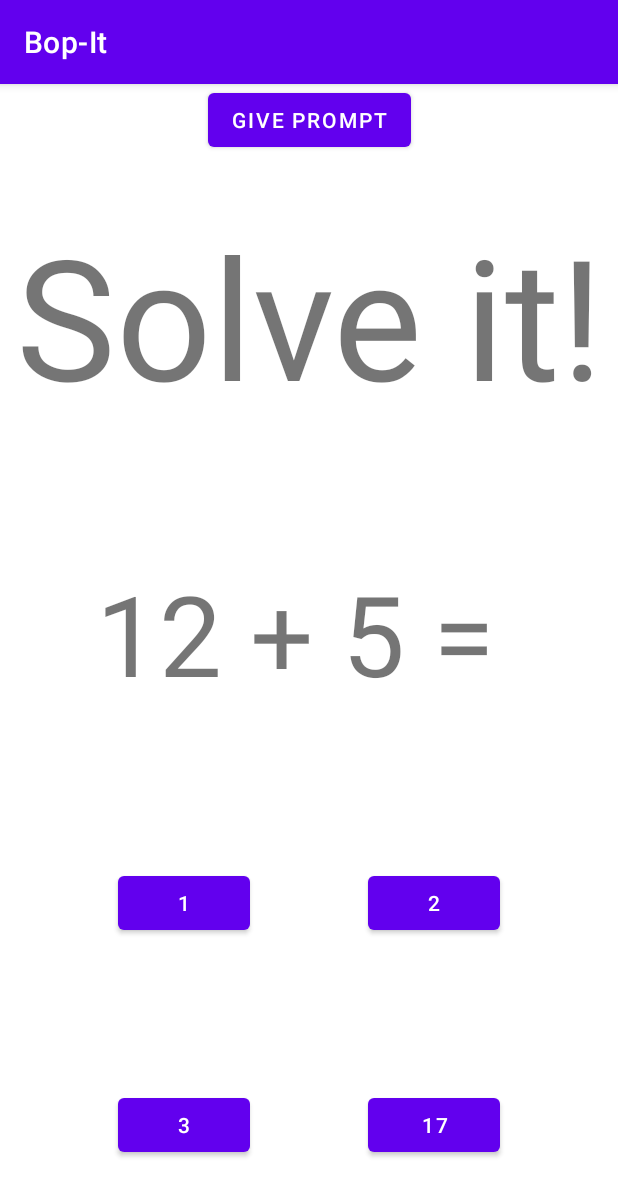
After one commit to Benjamin-Dippold/Bop-It, an Android app: the fragment SolvePrompt placed in its activity, on a phone screen of 412 x 824 dp. The commit adds this screen. Shown: the top 1196 px of the screen. Run offline under Robolectric (Android 15) with nearby library versions, the phone set to English and light mode, and no system bars.

Commit message:
Added Solve it prompt
and Question class with static methods to get a random Question
and CallbackFailure, which sets the time taken to Long.MAX_VALUE, ensuring that no point is awarded.

```diff
--- a/app/src/main/java/at/iver/bop_it/MainActivity.java
+++ b/app/src/main/java/at/iver/bop_it/MainActivity.java
@@ -8,6 +8,7 @@ import androidx.fragment.app.FragmentContainerView;
 import androidx.fragment.app.FragmentManager;
 import androidx.fragment.app.FragmentTransaction;
 import at.iver.bop_it.prompts.*;
+import at.iver.bop_it.prompts.solve_it.SolvePrompt;
 import java.util.Random;
 
 public class MainActivity extends AppCompatActivity {
@@ -35,7 +36,8 @@ public class MainActivity extends AppCompatActivity {
                     ShakePrompt.class,
                     TurnPrompt.class,
                     PinchPrompt.class,
-                    ZoomPrompt.class
+                    ZoomPrompt.class,
+                    SolvePrompt.class
                 };
         int randomIndex = new Random().nextInt(possiblePrompts.length);
         swapFragmentTo(possiblePrompts[randomIndex]);
--- a/app/src/main/java/at/iver/bop_it/prompts/AbstractPrompt.java
+++ b/app/src/main/java/at/iver/bop_it/prompts/AbstractPrompt.java
@@ -85,6 +85,10 @@ public abstract class AbstractPrompt extends Fragment implements SensorEventList
         ((MainActivity) getActivity()).promptComplete(endTime - startTime);
     }
 
+    protected void callBackFailure() {
+        ((MainActivity) getActivity()).promptComplete(Long.MAX_VALUE);
+    }
+
     @Override
     public void onSensorChanged(SensorEvent sensorEvent) {}
 
--- /dev/null
+++ b/app/src/main/java/at/iver/bop_it/prompts/solve_it/Question.java
@@ -0,0 +1,69 @@
+/* Licensed under GNU GPL v3.0 (C) 2023 */
+package at.iver.bop_it.prompts.solve_it;
+
+import java.util.List;
+import java.util.Random;
+
+public class Question {
+    private final String question, optionA, optionB, optionC, optionD;
+    private final int correctAnswer;
+
+    // TODO: fill with more Questions
+    private static final List<Question> allQuestions =
+            List.of(
+                    new Question("Q1", "A1", "A2", "A3", "A4", 1),
+                    new Question("Q2", "A1", "A2", "A3", "A4", 1),
+                    new Question("Q3", "A1", "A2", "A3", "A4", 1),
+                    new Question("Q4", "A1", "A2", "A3", "A4", 1),
+                    new Question("Q5", "A1", "A2", "A3", "A4", 1),
+                    new Question("Q6", "A1", "A2", "A3", "A4", 1));
+
+    public static Question getRandomQuestion() {
+        int randomId = new Random().nextInt(allQuestions.size());
+        return allQuestions.get(randomId);
+    }
+
+    public static Question getQuestionFromId(int id) {
+        return allQuestions.get(id);
+    }
+
+    public Question(
+            String question,
+            String optionA,
+            String optionB,
+            String optionC,
+            String optionD,
+            int correctAnswer) {
+        this.question = question;
+        this.optionA = optionA;
+        this.optionB = optionB;
+        this.optionC = optionC;
+        this.optionD = optionD;
+        this.correctAnswer = correctAnswer;
+        // TODO: randomize positions of answers
+    }
+
+    public String getQuestion() {
+        return question;
+    }
+
+    public String getOptionA() {
+        return optionA;
+    }
+
+    public String getOptionB() {
+        return optionB;
+    }
+
+    public String getOptionC() {
+        return optionC;
+    }
+
+    public String getOptionD() {
+        return optionD;
+    }
+
+    public int getCorrectAnswer() {
+        return correctAnswer;
+    }
+}
--- /dev/null
+++ b/app/src/main/java/at/iver/bop_it/prompts/solve_it/SolvePrompt.java
@@ -0,0 +1,58 @@
+/* Licensed under GNU GPL v3.0 (C) 2023 */
+package at.iver.bop_it.prompts.solve_it;
+
+import android.view.View;
+import android.widget.Button;
+import android.widget.TextView;
+import at.iver.bop_it.R;
+import at.iver.bop_it.prompts.AbstractPrompt;
+
+public class SolvePrompt extends AbstractPrompt {
+    private Question question;
+
+    public SolvePrompt() {
+        super(R.layout.solve_prompt);
+        // TODO: Figure out how to get this from Server
+        question = new Question("12 + 5 = ", "1", "2", "3", "17", 4);
+    }
+
+    @Override
+    public void onStart() {
+        super.onStart();
+        View v = getView();
+        ((TextView) v.findViewById(R.id.question)).setText(question.getQuestion());
+
+        Button optionA = v.findViewById(R.id.optionA);
+        optionA.setText(question.getOptionA());
+        optionA.setOnClickListener((View view) -> callBackFailure());
+
+        Button optionB = v.findViewById(R.id.optionB);
+        optionB.setText(question.getOptionB());
+        optionB.setOnClickListener((View view) -> callBackFailure());
+
+        Button optionC = v.findViewById(R.id.optionC);
+        optionC.setText(question.getOptionC());
+        optionC.setOnClickListener((View view) -> callBackFailure());
+
+        Button optionD = v.findViewById(R.id.optionD);
+        optionD.setText(question.getOptionD());
+        optionD.setOnClickListener((View view) -> callBackFailure());
+
+        Button correctBtn = null;
+        switch (question.getCorrectAnswer()) {
+            case 1:
+                correctBtn = optionA;
+                break;
+            case 2:
+                correctBtn = optionB;
+                break;
+            case 3:
+                correctBtn = optionC;
+                break;
+            case 4:
+                correctBtn = optionD;
+                break;
+        }
+        correctBtn.setOnClickListener((View view) -> callBackVictorious());
+    }
+}
--- /dev/null
+++ b/app/src/main/res/layout/solve_prompt.xml
@@ -0,0 +1,78 @@
+<?xml version="1.0" encoding="utf-8"?>
+<androidx.constraintlayout.widget.ConstraintLayout xmlns:android="http://schemas.android.com/apk/res/android"
+    xmlns:app="http://schemas.android.com/apk/res-auto"
+    xmlns:tools="http://schemas.android.com/tools"
+    android:layout_width="match_parent"
+    android:layout_height="match_parent">
+
+    <TextView
+        android:id="@+id/textView"
+        android:layout_width="0dp"
+        android:layout_height="0dp"
+        android:autoSizeTextType="uniform"
+        android:gravity="center"
+        android:text="Solve it!"
+
+        app:layout_constraintBottom_toTopOf="@+id/question"
+        app:layout_constraintEnd_toEndOf="parent"
+        app:layout_constraintStart_toStartOf="parent"
+        app:layout_constraintTop_toTopOf="parent" />
+
+    <TextView
+        android:id="@+id/question"
+        android:layout_width="0dp"
+        android:layout_height="0dp"
+        android:autoSizeMaxTextSize="75sp"
+        android:autoSizeTextType="uniform"
+        android:gravity="center"
+        android:text="QUESTION HERE"
+        app:layout_constraintBottom_toTopOf="@id/optionA"
+        app:layout_constraintEnd_toEndOf="parent"
+        app:layout_constraintStart_toStartOf="parent"
+        app:layout_constraintTop_toBottomOf="@+id/textView" />
+
+    <Button
+        android:id="@+id/optionA"
+        android:layout_width="wrap_content"
+        android:layout_height="wrap_content"
+        android:layout_marginVertical="50dp"
+        android:onClick="wrongAnswer"
+        android:text="A"
+        app:layout_constraintBottom_toTopOf="@id/optionC"
+        app:layout_constraintEnd_toStartOf="@+id/optionB"
+        app:layout_constraintStart_toStartOf="parent"
+        app:layout_constraintTop_toBottomOf="@id/question" />
+
+    <Button
+        android:id="@+id/optionB"
+        android:layout_width="wrap_content"
+        android:layout_height="wrap_content"
+        android:layout_marginVertical="50dp"
+        android:text="B"
+        app:layout_constraintBottom_toTopOf="@id/optionD"
+        app:layout_constraintEnd_toEndOf="parent"
+        app:layout_constraintStart_toEndOf="@+id/optionA"
+        app:layout_constraintTop_toBottomOf="@id/question" />
+
+    <Button
+        android:id="@+id/optionC"
+        android:layout_width="wrap_content"
+        android:layout_height="wrap_content"
+        android:layout_marginVertical="50dp"
+        android:text="C"
+        app:layout_constraintBottom_toBottomOf="parent"
+        app:layout_constraintEnd_toStartOf="@+id/optionD"
+        app:layout_constraintStart_toStartOf="parent"
+        app:layout_constraintTop_toBottomOf="@id/optionA" />
+
+    <Button
+        android:id="@+id/optionD"
+        android:layout_width="wrap_content"
+        android:layout_height="wrap_content"
+        android:layout_marginVertical="50dp"
+        android:text="D"
+        app:layout_constraintBottom_toBottomOf="parent"
+        app:layout_constraintEnd_toEndOf="parent"
+        app:layout_constraintStart_toEndOf="@+id/optionC"
+        app:layout_constraintTop_toBottomOf="@id/optionB" />
+</androidx.constraintlayout.widget.ConstraintLayout>
```
